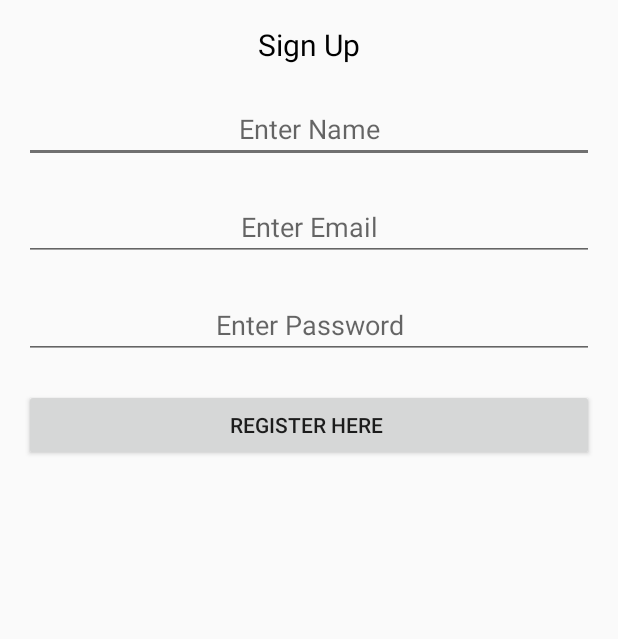
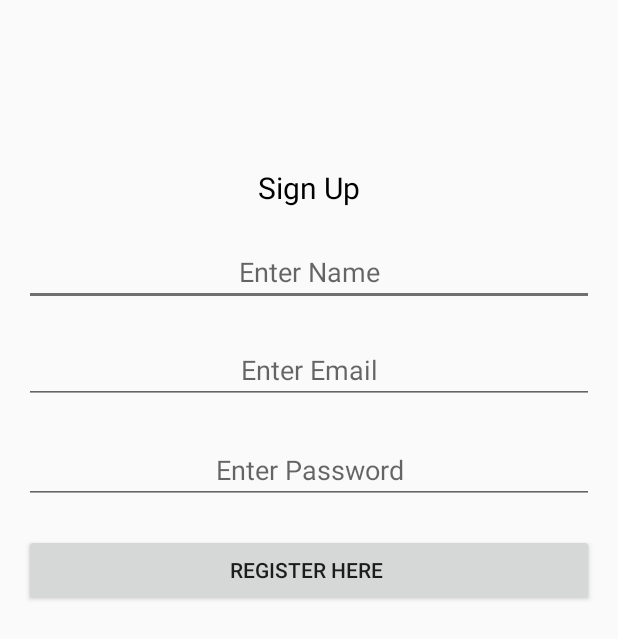
Before and after one commit to DilshanNaveen/Diary, an Android app: the RegisterActivity screen opened directly, with no data from a screen before it, on a phone screen of 412 x 824 dp. Shown: the top 639 px of the screen. Run offline under Robolectric (Android 15) with nearby library versions, the phone set to English and light mode, and no system bars.

Commit message:
improved sign up page

```diff
--- a/app/src/main/res/layout/activity_register.xml
+++ b/app/src/main/res/layout/activity_register.xml
@@ -12,64 +12,68 @@
     tools:context="com.example.diary.app.RegisterActivity">
 
 
+    <EditText
+        android:id="@+id/editName"
+        android:layout_width="fill_parent"
+        android:layout_height="wrap_content"
+        android:layout_below="@+id/textView"
+        android:layout_marginTop="20dp"
+        android:ems="10"
+        android:gravity="center"
+        android:hint="Enter Name"
+        android:inputType="textEmailAddress"
+        android:textColor="#000" />
+
     <TextView
-        android:text="Sign Up"
-        android:gravity="center"
-        android:textSize="20dp"
-        android:textColor="#000"
+        android:id="@+id/textView"
         android:layout_width="wrap_content"
         android:layout_height="wrap_content"
+        android:layout_alignParentStart="true"
+        android:layout_alignParentLeft="true"
         android:layout_alignParentTop="true"
-        android:layout_centerHorizontal="true"
-        android:id="@+id/textView" />
+        android:layout_alignParentEnd="true"
+        android:layout_alignParentRight="true"
+        android:layout_marginStart="150dp"
+        android:layout_marginLeft="150dp"
+        android:layout_marginTop="95dp"
+        android:layout_marginEnd="150dp"
+        android:layout_marginRight="150dp"
+        android:gravity="center"
+        android:text="Sign Up"
+        android:textColor="#000"
+        android:textSize="20dp" />
 
     <EditText
+        android:id="@+id/editPassword"
         android:layout_width="fill_parent"
         android:layout_height="wrap_content"
-        android:inputType="textEmailAddress"
-        android:hint="Enter Name"
-        android:textColor="#000"
+        android:layout_below="@+id/editEmail"
+        android:layout_marginTop="21dp"
         android:ems="10"
-        android:layout_below="@+id/textView"
-        android:layout_centerHorizontal="true"
+        android:gravity="center"
+        android:hint="Enter Password"
+        android:inputType="textPassword"
+        android:textColor="#000" />
+
+    <Button
+        android:id="@+id/buttonRegister"
+        android:layout_width="fill_parent"
+        android:layout_height="wrap_content"
+        android:layout_below="@+id/editPassword"
         android:layout_marginTop="20dp"
-        android:id="@+id/editName"
-        android:gravity="center"/>
+        android:text="Register Here " />
 
     <EditText
+        android:id="@+id/editEmail"
         android:layout_width="fill_parent"
         android:layout_height="wrap_content"
+        android:layout_below="@+id/editName"
+        android:layout_marginTop="20dp"
+        android:ems="10"
+        android:gravity="center"
+        android:hint="Enter Email"
         android:inputType="textEmailAddress"
-        android:hint="Enter Email"
-        android:textColor="#000"
-        android:ems="10"
-        android:layout_below="@+id/editName"
-        android:layout_centerHorizontal="true"
-        android:layout_marginTop="20dp"
-        android:id="@+id/editEmail"
-        android:gravity="center"/>
-
-    <EditText
-        android:layout_width="fill_parent"
-        android:layout_height="wrap_content"
-        android:inputType="textPassword"
-        android:hint="Enter Password"
-        android:textColor="#000"
-        android:ems="10"
-        android:layout_below="@+id/editEmail"
-        android:layout_centerHorizontal="true"
-        android:layout_marginTop="20dp"
-        android:id="@+id/editPassword"
-        android:gravity="center"/>
-
-    <Button
-        android:layout_width="fill_parent"
-        android:layout_height="wrap_content"
-        android:id="@+id/buttonRegister"
-        android:layout_below="@+id/editPassword"
-        android:layout_marginTop="20dp"
-        android:text="Register Here "/>
-
+        android:textColor="#000" />
 
 
 </RelativeLayout>
```
